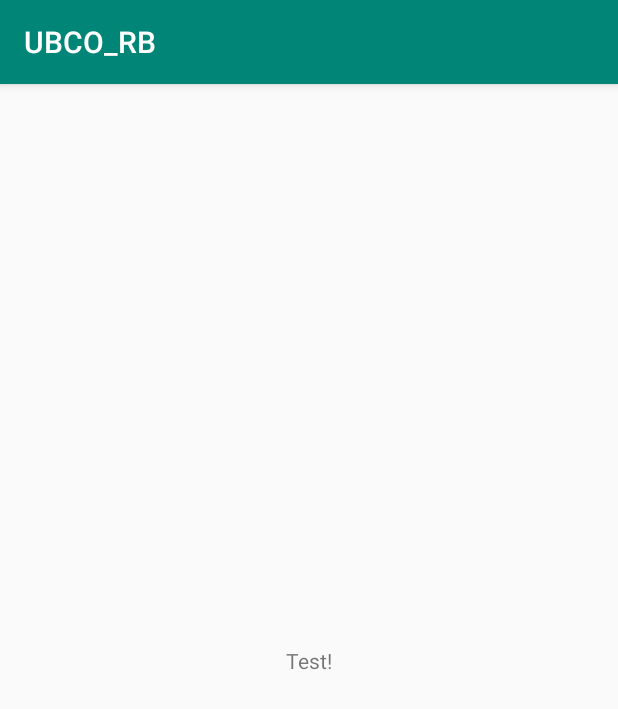
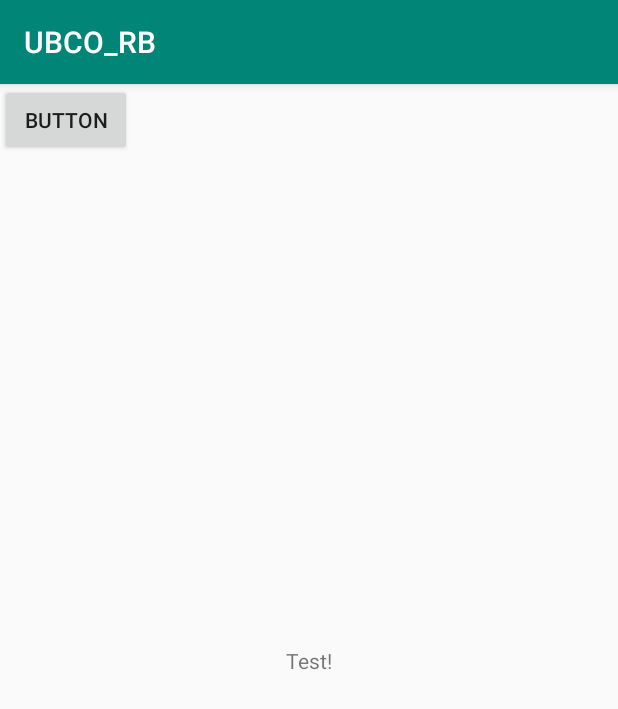
Before and after one commit to PamalM/UBCORB, an Android app: the screen it shows after launch (MainActivity), on a phone screen of 412 x 824 dp. Shown: the top 709 px of the screen. Run offline under Robolectric (Android 15) with nearby library versions, the phone set to English and light mode, and no system bars.

Commit message:
Test commit 2

```diff
--- a/app/src/main/res/layout/activity_main.xml
+++ b/app/src/main/res/layout/activity_main.xml
@@ -15,4 +15,12 @@
         app:layout_constraintRight_toRightOf="parent"
         app:layout_constraintTop_toTopOf="parent" />
 
+    <Button
+        android:id="@+id/button"
+        android:layout_width="wrap_content"
+        android:layout_height="wrap_content"
+        android:text="Button"
+        tools:layout_editor_absoluteX="160dp"
+        tools:layout_editor_absoluteY="263dp" />
+
 </androidx.constraintlayout.widget.ConstraintLayout>
```
